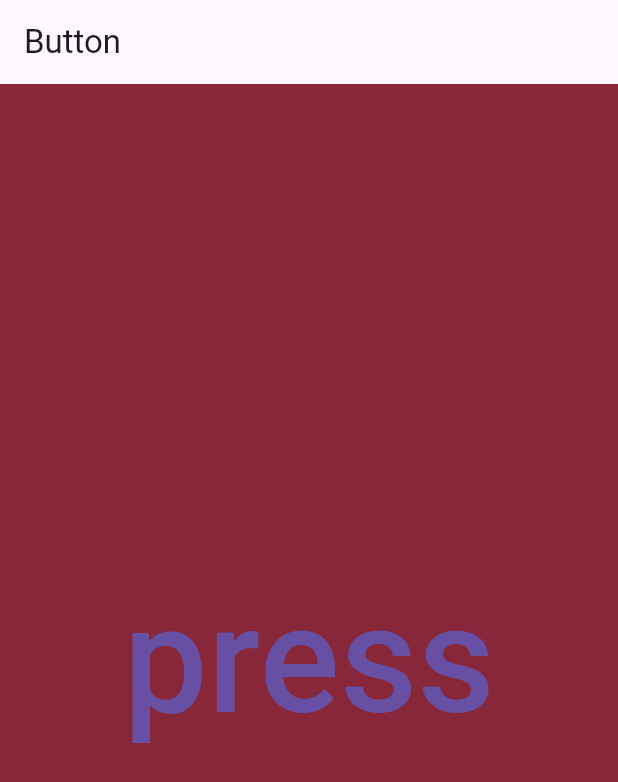
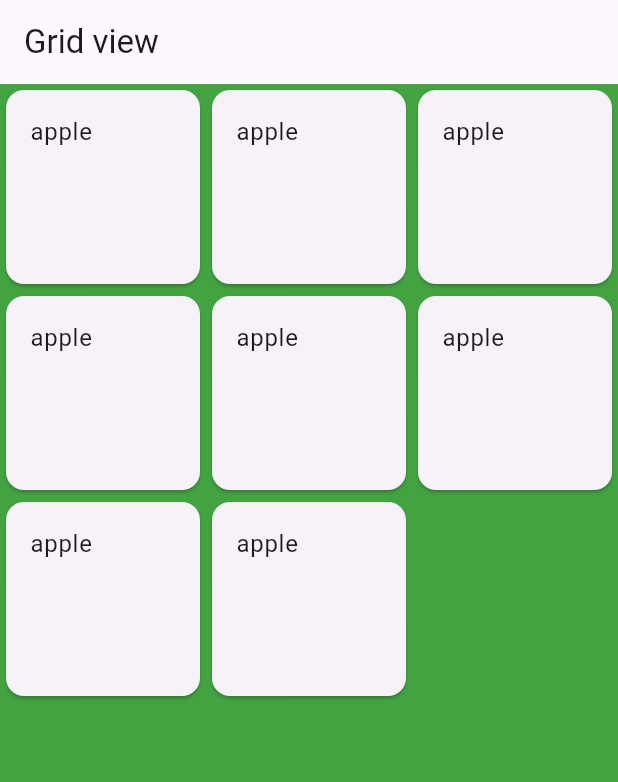
Before and after one commit to jbpranov2204/Flutter_Projects, a Flutter app: the screen it shows after launch, on a phone screen of 412 x 824 dp. Shown: the top 782 px of the screen. Run offline on Flutter 3.47's test engine with Material 3 defaults, Android fonts, the phone set to English and light mode, and no system bars.

Commit message:
made some changes

```diff
--- /dev/null
+++ b/lib/Widgets/List_and_Grid.dart
@@ -0,0 +1,182 @@
+import 'package:flutter/material.dart';
+
+
+
+class ListAndGrid extends StatelessWidget {
+  const ListAndGrid({super.key});
+
+  @override
+  Widget build(BuildContext context) {
+    return Scaffold(
+      appBar: AppBar(title: Text('Grid view'),),
+      body: Container(
+        child: GridView(
+          gridDelegate: SliverGridDelegateWithFixedCrossAxisCount(crossAxisCount: 3),
+        children: [
+          Card(
+              child: ListTile(
+                title: Text('apple')
+              ),
+            ),
+          Card(
+              child: ListTile(
+                title: Text('apple')
+              ),
+            ),
+            Card(
+              child: ListTile(
+                title: Text('apple')
+              ),
+            ),
+            Card(
+              child: ListTile(
+                title: Text('apple')
+              ),
+            ),
+            Card(
+              child: ListTile(
+                title: Text('apple')
+              ),
+            ),
+            Card(
+              child: ListTile(
+                title: Text('apple')
+              ),
+            ),
+            Card(
+              child: ListTile(
+                title: Text('apple')
+              ),
+            ),
+            Card(
+              child: ListTile(
+                title: Text('apple')
+              ),
+            ),
+
+        ],
+        ),
+
+
+      ),
+    );
+  }
+}
+
+
+
+
+
+
+
+
+
+
+
+
+
+
+
+
+
+
+
+
+
+
+
+
+
+
+
+
+
+
+
+
+
+
+
+
+
+
+
+
+
+
+
+
+
+
+
+
+
+
+
+
+
+
+
+
+
+
+
+
+// class ListAndGrid extends StatelessWidget {
+//   const ListAndGrid({super.key});
+
+//   @override
+//   Widget build(BuildContext context) {
+//     return Scaffold(
+//       appBar: AppBar(title: Text('Listview'),),
+//       body: Container(
+//         child: ListView(
+//           children: [
+//             Card(
+//               child: ListTile(
+//                 title: Text('apple')
+//               ),
+//             ),
+//           Card(
+//               child: ListTile(
+//                 title: Text('apple')
+//               ),
+//             ),
+//             Card(
+//               child: ListTile(
+//                 title: Text('apple')
+//               ),
+//             ),
+//             Card(
+//               child: ListTile(
+//                 title: Text('apple')
+//               ),
+//             ),
+//             Card(
+//               child: ListTile(
+//                 title: Text('apple')
+//               ),
+//             ),
+//             Card(
+//               child: ListTile(
+//                 title: Text('apple')
+//               ),
+//             ),
+//             Card(
+//               child: ListTile(
+//                 title: Text('apple')
+//               ),
+//             ),
+//             Card(
+//               child: ListTile(
+//                 title: Text('apple')
+//               ),
+//             ),
+//           ],
+
+//         ),
+//       ),
+
+//     );
+//   }
+// }
--- a/lib/main.dart
+++ b/lib/main.dart
@@ -1,6 +1,7 @@
 import 'package:flutter/material.dart';
 import 'package:flutter_application_2/Widgets/Button.dart';
 import 'package:flutter_application_2/Widgets/Container_Sized.dart';
+import 'package:flutter_application_2/Widgets/List_and_Grid.dart';
 import 'package:flutter_application_2/Widgets/rowscols.dart';
 
 
@@ -17,11 +18,11 @@ class MyApp extends StatelessWidget {
     return MaterialApp(
 
       theme: ThemeData(
-         scaffoldBackgroundColor: const Color.fromARGB(255, 135, 39, 57),
+         scaffoldBackgroundColor: const Color.fromARGB(255, 66, 164, 65),
 
 
       ),
-        home: ButtonWidget(),
+        home: ListAndGrid(),
         debugShowCheckedModeBanner: false,
 
     );
```
